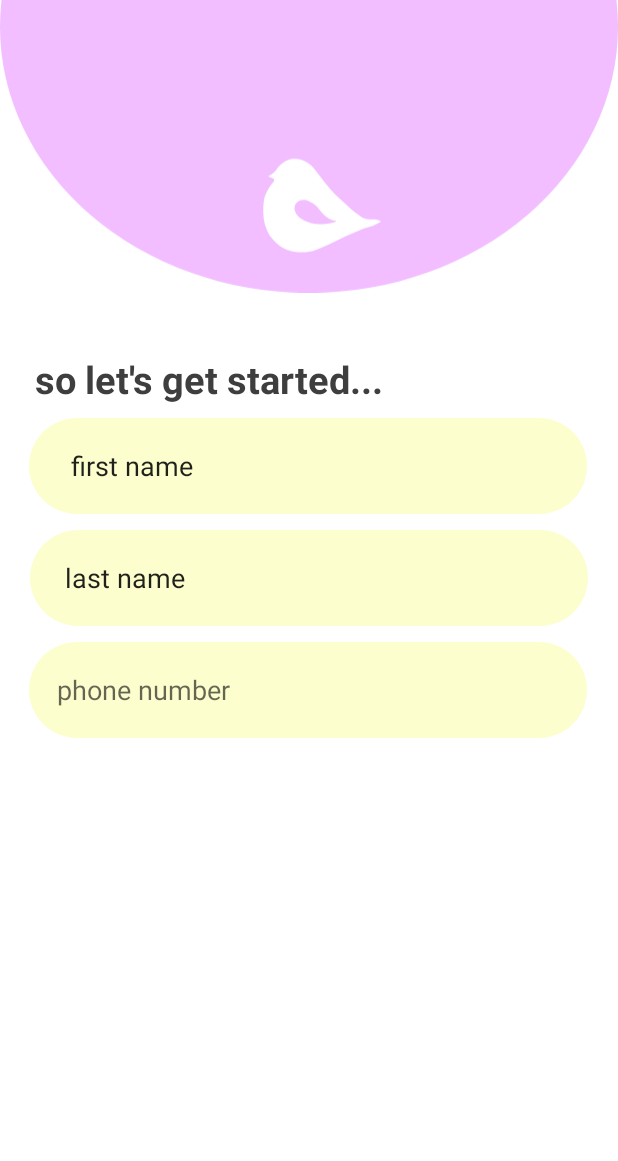
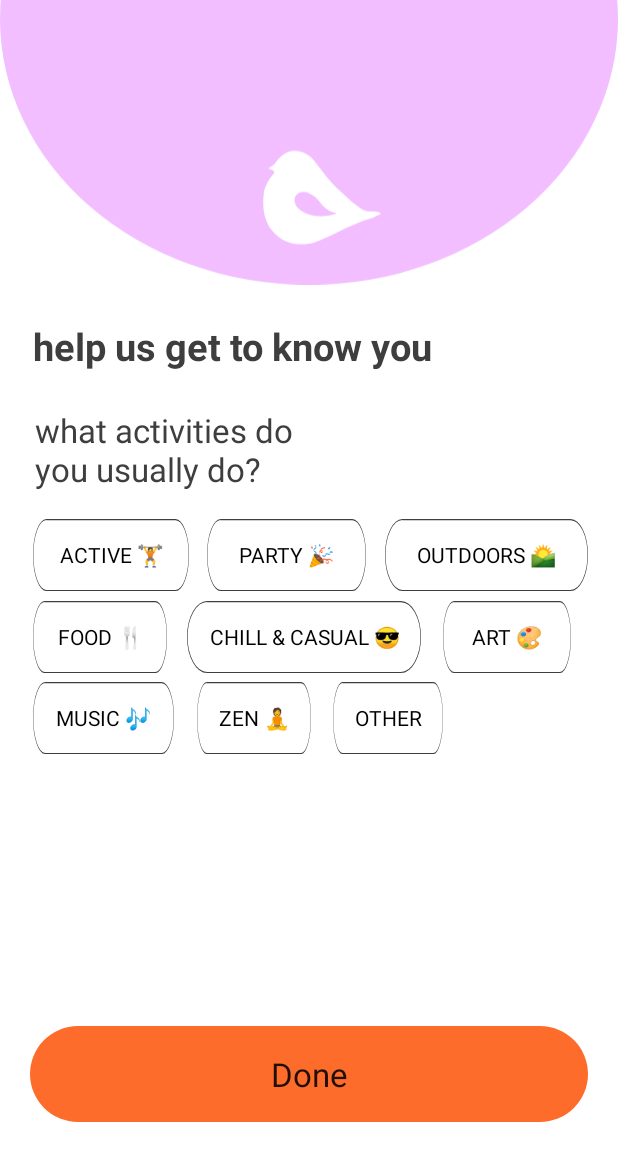
Before and after one commit to babyleafy/Chirp, an Android app built with Jetpack Compose: the InfoGathering3_1 screen opened through its navigation route, on a phone screen of 412 x 824 dp. Shown: the top 1161 px of the screen. Run offline under Robolectric (Android 15) with nearby library versions, the phone set to English and light mode, and no system bars.

Commit message:
button adjustments + coloring

```diff
--- a/ChirpAndroid/src/main/java/com/example/chirp/android/InfoGathering3_2.kt
+++ /dev/null
@@ -1,6 +0,0 @@
-package com.example.chirp.android
-
-// TODO: Rename parameter arguments, choose names that match
-// the fragment initialization parameters, e.g. ARG_ITEM_NUMBER
-private const val ARG_PARAM1 = "param1"
-private const val ARG_PARAM2 = "param2"
--- a/ChirpAndroid/src/main/java/com/example/chirp/android/infogathering/InfoGathering1.kt
+++ b/ChirpAndroid/src/main/java/com/example/chirp/android/infogathering/InfoGathering1.kt
@@ -6,6 +6,7 @@ import android.view.View
 import android.view.ViewGroup
 import android.widget.Button
 import android.widget.EditText
+import android.widget.Toast
 import androidx.fragment.app.Fragment
 import androidx.navigation.fragment.findNavController
 import com.example.chirp.android.R
@@ -21,7 +22,7 @@ class InfoGathering1 : Fragment() {
         val firstName = view.findViewById<EditText>(R.id.editText_first_name)
         val lastName = view.findViewById<EditText>(R.id.editText_last_name)
         val phone = view.findViewById<EditText>(R.id.editText_phone)
-        val phoneRegex = "^(\\d{3}-){2}\\d{4}\$".toRegex()
+        val phoneRegex = "^\\d{10}\$".toRegex()
 
         doneButton.setOnClickListener {
             if (firstName.text.toString().isNotBlank() &&
@@ -29,6 +30,8 @@ class InfoGathering1 : Fragment() {
                 phone.text.toString().isNotBlank() &&
                 phoneRegex.matches(phone.text.toString())) {
                 findNavController().navigate(R.id.action_infoGathering_to_infoGathering2)
+            } else {
+                Toast.makeText(requireContext(), "Please enter a valid name and phone number", Toast.LENGTH_SHORT).show()
             }
         }
 
--- a/ChirpAndroid/src/main/java/com/example/chirp/android/infogathering/InfoGathering3_1.kt
+++ b/ChirpAndroid/src/main/java/com/example/chirp/android/infogathering/InfoGathering3_1.kt
@@ -28,8 +28,9 @@ class InfoGathering3_1 : Fragment() {
         savedInstanceState: Bundle?
     ): View? {
         // Inflate the layout for this fragment
-        val view = inflater.inflate(R.layout.fragment_info_gathering1, container, false)
+        val view = inflater.inflate(R.layout.fragment_info_gathering3_1, container, false)
         val doneButton = view.findViewById<Button>(R.id.button_done)
+
         doneButton.setOnClickListener {
             findNavController().navigate(R.id.action_infoGathering3_1_to_homeScreen)
         }
--- a/ChirpAndroid/src/main/java/com/example/chirp/android/infogathering/InfoGathering3_2.kt
+++ b/ChirpAndroid/src/main/java/com/example/chirp/android/infogathering/InfoGathering3_2.kt
@@ -21,8 +21,9 @@ class InfoGathering3_2 : Fragment() {
         savedInstanceState: Bundle?
     ): View? {
         // Inflate the layout for this fragment
-        val view = inflater.inflate(R.layout.fragment_info_gathering2, container, false)
+        val view = inflater.inflate(R.layout.fragment_info_gathering3_2, container, false)
         val doneButton = view.findViewById<Button>(R.id.button_done)
+
         doneButton.setOnClickListener {
             findNavController().navigate(R.id.action_infoGathering3_2_to_homeScreen)
         }
--- /dev/null
+++ b/ChirpAndroid/src/main/res/drawable/infogathering_selected_button.xml
@@ -0,0 +1,17 @@
+<vector xmlns:android="http://schemas.android.com/apk/res/android"
+    android:width="372dp"
+    android:height="64dp"
+    android:viewportWidth="372"
+    android:viewportHeight="64">
+  <path
+      android:pathData="M32,0.5L340,0.5A31.5,31.5 0,0 1,371.5 32L371.5,32A31.5,31.5 0,0 1,340 63.5L32,63.5A31.5,31.5 0,0 1,0.5 32L0.5,32A31.5,31.5 0,0 1,32 0.5z"
+      android:fillColor="#ffffff"/>
+  <path
+      android:pathData="M32,0.5L340,0.5A31.5,31.5 0,0 1,371.5 32L371.5,32A31.5,31.5 0,0 1,340 63.5L32,63.5A31.5,31.5 0,0 1,0.5 32L0.5,32A31.5,31.5 0,0 1,32 0.5z"
+      android:fillColor="#FEDAC3"/>
+  <path
+      android:strokeWidth="1"
+      android:pathData="M32,0.5L340,0.5A31.5,31.5 0,0 1,371.5 32L371.5,32A31.5,31.5 0,0 1,340 63.5L32,63.5A31.5,31.5 0,0 1,0.5 32L0.5,32A31.5,31.5 0,0 1,32 0.5z"
+      android:fillColor="#00000000"
+      android:strokeColor="#3E3E3E"/>
+</vector>
--- /dev/null
+++ b/ChirpAndroid/src/main/res/drawable/radio_button_selector.xml
@@ -0,0 +1,4 @@
+<selector xmlns:android="http://schemas.android.com/apk/res/android">
+    <item android:drawable="@drawable/infogathering_selected_button" android:state_checked="true" />
+    <item android:drawable="@drawable/infogathering_white_button" />
+</selector>
--- a/ChirpAndroid/src/main/res/layout/fragment_info_gathering1.xml
+++ b/ChirpAndroid/src/main/res/layout/fragment_info_gathering1.xml
@@ -11,45 +11,50 @@
         android:id="@+id/button_done"
         android:layout_width="wrap_content"
         android:layout_height="wrap_content"
-        android:layout_marginStart="19dp"
-        android:layout_marginTop="770dp"
+        android:layout_marginStart="20dp"
         android:layout_marginEnd="20dp"
-        android:layout_marginBottom="57dp"
         android:background="@drawable/infogathering_done_button"
         android:text="Done"
         android:textAppearance="@style/TextAppearance.AppCompat.Large"
         app:layout_constraintBottom_toBottomOf="parent"
         app:layout_constraintEnd_toEndOf="parent"
+        app:layout_constraintHorizontal_bias="1.0"
         app:layout_constraintStart_toStartOf="parent"
-        app:layout_constraintTop_toTopOf="parent" />
+        app:layout_constraintTop_toTopOf="parent"
+        app:layout_constraintVertical_bias="0.9" />
 
     <ImageView
         android:id="@+id/imageView"
         android:layout_width="wrap_content"
         android:layout_height="wrap_content"
-        android:layout_marginTop="-8dp"
+        android:layout_marginTop="-10dp"
         android:layout_marginBottom="33dp"
         android:src="@drawable/infogathering_bird_icon"
-        app:layout_constraintBottom_toTopOf="@+id/textView"
+        app:layout_constraintBottom_toBottomOf="parent"
         app:layout_constraintEnd_toEndOf="parent"
-        app:layout_constraintHorizontal_bias="1.0"
+        app:layout_constraintHorizontal_bias="0.0"
         app:layout_constraintStart_toStartOf="parent"
-        app:layout_constraintTop_toTopOf="parent" />
+        app:layout_constraintTop_toTopOf="parent"
+        app:layout_constraintVertical_bias="0.000" />
 
     <EditText
         android:id="@+id/editText_first_name"
         android:layout_width="wrap_content"
         android:layout_height="wrap_content"
+        android:layout_margin="5dp"
         android:background="@drawable/infogathering_input"
         android:ems="10"
+        android:hint="first name"
         android:inputType="textPersonName"
-        android:text="      first name"
+        android:paddingStart="20dp"
+        android:paddingEnd="20dp"
         app:layout_constraintBottom_toBottomOf="parent"
         app:layout_constraintEnd_toEndOf="parent"
-        app:layout_constraintHorizontal_bias="0.487"
+        app:layout_constraintHorizontal_bias="0.5"
         app:layout_constraintStart_toStartOf="parent"
+        app:layout_constraintTop_toBottomOf="parent"
         app:layout_constraintTop_toTopOf="parent"
-        app:layout_constraintVertical_bias="0.367" />
+        app:layout_constraintVertical_bias="0.354" />
 
     <EditText
         android:id="@+id/editText_last_name"
@@ -57,14 +62,16 @@
         android:layout_height="wrap_content"
         android:background="@drawable/infogathering_input"
         android:ems="10"
+        android:hint="last name"
         android:inputType="textPersonName"
-        android:text="     last name"
+        android:paddingStart="20dp"
+        android:paddingEnd="20dp"
         app:layout_constraintBottom_toBottomOf="parent"
         app:layout_constraintEnd_toEndOf="parent"
-        app:layout_constraintHorizontal_bias="0.5"
+        app:layout_constraintHorizontal_bias="0.487"
         app:layout_constraintStart_toStartOf="parent"
         app:layout_constraintTop_toTopOf="parent"
-        app:layout_constraintVertical_bias="0.465" />
+        app:layout_constraintVertical_bias="0.457" />
 
     <EditText
         android:id="@+id/editText_phone"
@@ -72,27 +79,28 @@
         android:layout_height="wrap_content"
         android:background="@drawable/infogathering_input"
         android:ems="10"
-        android:hint="    phone number"
+        android:hint="phone number"
         android:inputType="phone"
+        android:paddingStart="20dp"
+        android:paddingEnd="20dp"
         app:layout_constraintBottom_toBottomOf="parent"
         app:layout_constraintEnd_toEndOf="parent"
-        app:layout_constraintHorizontal_bias="0.487"
+        app:layout_constraintHorizontal_bias="0.5"
         app:layout_constraintStart_toStartOf="parent"
         app:layout_constraintTop_toTopOf="parent"
-        app:layout_constraintVertical_bias="0.563" />
+        app:layout_constraintVertical_bias="0.558" />
 
     <TextView
         android:id="@+id/textView"
         android:layout_width="wrap_content"
         android:layout_height="wrap_content"
-        android:layout_marginStart="23dp"
-        android:layout_marginTop="235dp"
-        android:layout_marginEnd="102dp"
         android:text="so let's get started..."
         android:textAppearance="@style/Infogathering_style"
+        app:layout_constraintBottom_toBottomOf="parent"
         app:layout_constraintEnd_toEndOf="parent"
-        app:layout_constraintHorizontal_bias="0.0"
+        app:layout_constraintHorizontal_bias="0.15"
         app:layout_constraintStart_toStartOf="parent"
-        app:layout_constraintTop_toTopOf="parent" />
+        app:layout_constraintTop_toTopOf="parent"
+        app:layout_constraintVertical_bias="0.27" />
 
 </androidx.constraintlayout.widget.ConstraintLayout>
--- a/ChirpAndroid/src/main/res/layout/fragment_info_gathering3_1.xml
+++ b/ChirpAndroid/src/main/res/layout/fragment_info_gathering3_1.xml
@@ -11,27 +11,28 @@
         android:id="@+id/imageView"
         android:layout_width="wrap_content"
         android:layout_height="wrap_content"
-        android:layout_marginTop="-8dp"
+        android:layout_marginTop="-10dp"
         android:layout_marginBottom="33dp"
         android:src="@drawable/infogathering_bird_icon"
-        app:layout_constraintBottom_toTopOf="@+id/textView"
+        app:layout_constraintBottom_toBottomOf="parent"
         app:layout_constraintEnd_toEndOf="parent"
+        app:layout_constraintHorizontal_bias="0.0"
         app:layout_constraintStart_toStartOf="parent"
-        app:layout_constraintTop_toTopOf="parent" />
+        app:layout_constraintTop_toTopOf="parent"
+        app:layout_constraintVertical_bias="0.000" />
 
     <TextView
         android:id="@+id/textView"
         android:layout_width="wrap_content"
         android:layout_height="wrap_content"
-        android:layout_marginStart="23dp"
-        android:layout_marginTop="235dp"
-        android:layout_marginEnd="102dp"
         android:text="help us get to know you"
         android:textAppearance="@style/Infogathering_style"
+        app:layout_constraintBottom_toBottomOf="parent"
         app:layout_constraintEnd_toEndOf="parent"
-        app:layout_constraintHorizontal_bias="0.0"
+        app:layout_constraintHorizontal_bias="0.15"
         app:layout_constraintStart_toStartOf="parent"
-        app:layout_constraintTop_toTopOf="parent" />
+        app:layout_constraintTop_toTopOf="parent"
+        app:layout_constraintVertical_bias="0.27" />
 
     <TextView
         android:id="@+id/textView2"
@@ -51,7 +52,7 @@
         android:id="@+id/button_active"
         android:layout_width="104dp"
         android:layout_height="48dp"
-        android:background="@drawable/rectangle_20"
+        android:background="@drawable/radio_button_selector"
         android:button="@null"
         android:text="ACTIVE 🏋"
         android:textAlignment="center"
@@ -66,7 +67,7 @@
         android:id="@+id/button_party"
         android:layout_width="106dp"
         android:layout_height="48dp"
-        android:background="@drawable/rectangle_20"
+        android:background="@drawable/radio_button_selector"
         android:button="@null"
         android:text="PARTY 🎉"
         android:textAlignment="center"
@@ -81,7 +82,7 @@
         android:id="@+id/button_outdoors"
         android:layout_width="135dp"
         android:layout_height="48dp"
-        android:background="@drawable/rectangle_22"
+        android:background="@drawable/radio_button_selector"
         android:button="@null"
         android:textAlignment="center"
         android:text="OUTDOORS 🌄"
@@ -96,7 +97,7 @@
         android:id="@+id/button_food"
         android:layout_width="89dp"
         android:layout_height="48dp"
-        android:background="@drawable/rectangle_20"
+        android:background="@drawable/radio_button_selector"
         android:button="@null"
         android:textAlignment="center"
         android:text="FOOD 🍴"
@@ -111,7 +112,7 @@
         android:id="@+id/button_chill"
         android:layout_width="156dp"
         android:layout_height="48dp"
-        android:background="@drawable/rectangle_22"
+        android:background="@drawable/radio_button_selector"
         android:button="@null"
         android:textAlignment="center"
         android:text="CHILL &amp; CASUAL 😎"
@@ -126,7 +127,7 @@
         android:id="@+id/button_art"
         android:layout_width="85dp"
         android:layout_height="48dp"
-        android:background="@drawable/rectangle_20"
+        android:background="@drawable/radio_button_selector"
         android:button="@null"
         android:textAlignment="center"
         android:text="ART 🎨"
@@ -141,7 +142,7 @@
         android:id="@+id/button_music"
         android:layout_width="94dp"
         android:layout_height="48dp"
-        android:background="@drawable/rectangle_20"
+        android:background="@drawable/radio_button_selector"
         android:button="@null"
         android:textAlignment="center"
         android:text="MUSIC 🎶"
@@ -156,7 +157,7 @@
         android:id="@+id/button_zen"
         android:layout_width="76dp"
         android:layout_height="48dp"
-        android:background="@drawable/rectangle_20"
+        android:background="@drawable/radio_button_selector"
         android:button="@null"
         android:textAlignment="center"
         android:text="ZEN 🧘"
@@ -171,7 +172,7 @@
         android:id="@+id/button_other"
         android:layout_width="73dp"
         android:layout_height="48dp"
-        android:background="@drawable/rectangle_20"
+        android:background="@drawable/radio_button_selector"
         android:button="@null"
         android:textAlignment="center"
         android:text="OTHER"
@@ -186,16 +187,15 @@
         android:id="@+id/button_done"
         android:layout_width="wrap_content"
         android:layout_height="wrap_content"
-        android:layout_marginStart="19dp"
-        android:layout_marginTop="770dp"
+        android:layout_marginStart="20dp"
         android:layout_marginEnd="20dp"
-        android:layout_marginBottom="57dp"
         android:background="@drawable/infogathering_done_button"
         android:text="Done"
         android:textAppearance="@style/TextAppearance.AppCompat.Large"
         app:layout_constraintBottom_toBottomOf="parent"
         app:layout_constraintEnd_toEndOf="parent"
+        app:layout_constraintHorizontal_bias="1.0"
         app:layout_constraintStart_toStartOf="parent"
-        app:layout_constraintTop_toTopOf="parent" />
-
+        app:layout_constraintTop_toTopOf="parent"
+        app:layout_constraintVertical_bias="0.9" />
 </androidx.constraintlayout.widget.ConstraintLayout>
```
Also changed, not shown: ChirpAndroid/src/main/java/com/example/chirp/android/infogathering/InfoGathering2.kt (+12 -9 lines), ChirpAndroid/src/main/res/layout/fragment_info_gathering2.xml (+44 -31 lines), ChirpAndroid/src/main/res/layout/fragment_info_gathering3_2.xml (+22 -21 lines).
